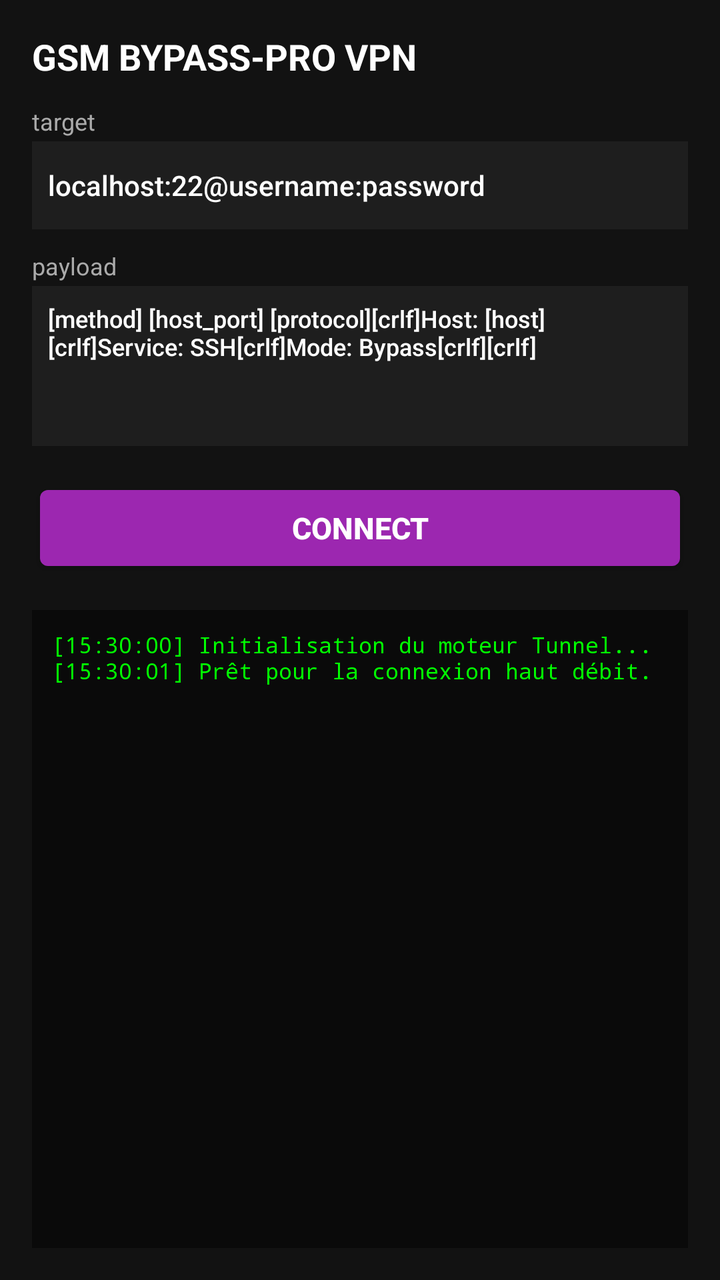
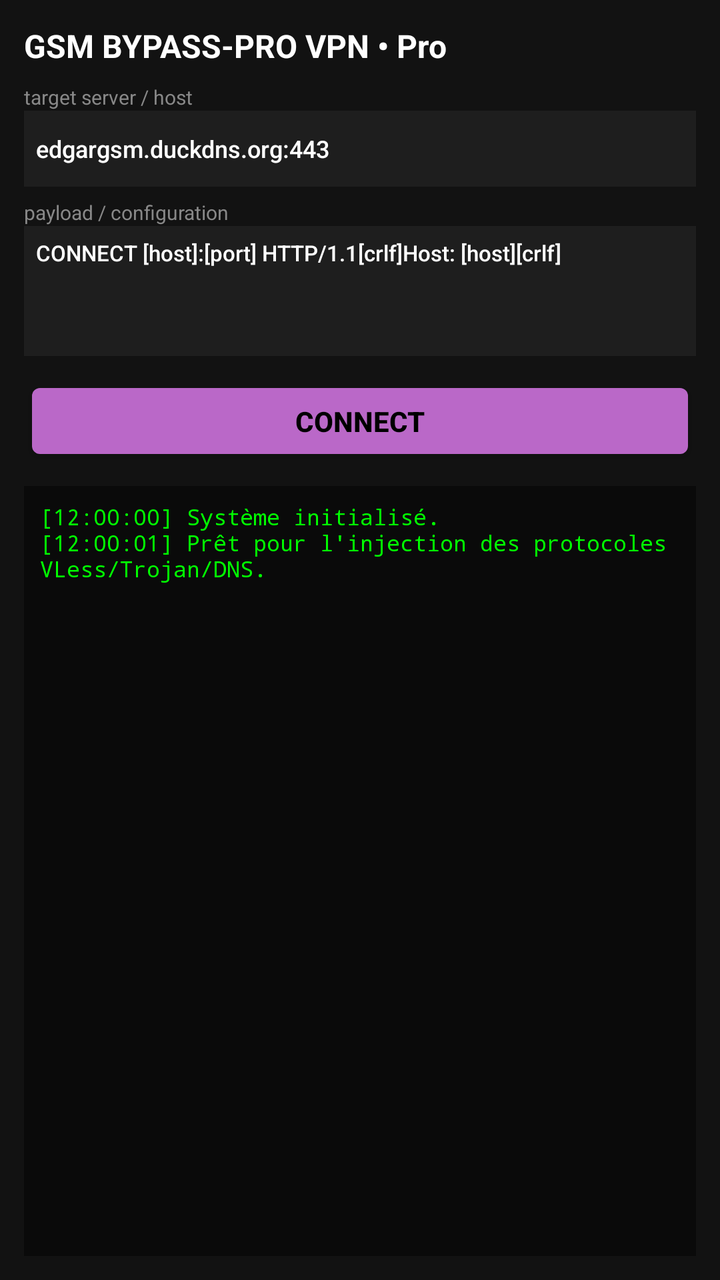

Before-and-after screenshots of an Android layout around one commit, followed by the original layout XML and the change that was made.
<!-- AndroidManifest.xml: application theme android:Theme.DeviceDefault -->
<!-- res/layout/activity_main.xml -->
<?xml version="1.0" encoding="utf-8"?>
<LinearLayout xmlns:android="http://schemas.android.com/apk/res/android"
    android:layout_width="match_parent"
    android:layout_height="match_parent"
    android:orientation="vertical"
    android:padding="16dp"
    android:background="#121212">

    
    <TextView
        android:layout_width="match_parent"
        android:layout_height="wrap_content"
        android:text="GSM BYPASS-PRO VPN"
        android:textSize="18sp"
        android:textStyle="bold"
        android:textColor="#FFFFFF"
        android:layout_marginBottom="12dp" />

    
    <TextView
        android:layout_width="match_parent"
        android:layout_height="wrap_content"
        android:text="target"
        android:textColor="#AAAAAA"
        android:textSize="12sp"
        android:layout_marginBottom="2dp" />

    <EditText
        android:id="@+id/etTarget"
        android:layout_width="match_parent"
        android:layout_height="44dp"
        android:text="localhost:22@username:password"
        android:textColor="#FFFFFF"
        android:textSize="14sp"
        android:background="#1E1E1E"
        android:padding="8dp"
        android:layout_marginBottom="10dp" />

    
    <TextView
        android:layout_width="match_parent"
        android:layout_height="wrap_content"
        android:text="payload"
        android:textColor="#AAAAAA"
        android:textSize="12sp"
        android:layout_marginBottom="2dp" />

    <EditText
        android:id="@+id/etPayload"
        android:layout_width="match_parent"
        android:layout_height="80dp"
        android:text="[method] [host_port] [protocol][crlf]Host: [host][crlf]Service: SSH[crlf]Mode: Bypass[crlf][crlf]"
        android:textColor="#FFFFFF"
        android:textSize="12sp"
        android:background="#1E1E1E"
        android:padding="8dp"
        android:gravity="top"
        android:layout_marginBottom="16dp" />

    
    <Button
        android:id="@+id/btnConnect"
        android:layout_width="match_parent"
        android:layout_height="50dp"
        android:text="CONNECT"
        android:textSize="15sp"
        android:textStyle="bold"
        android:textColor="#FFFFFF"
        android:backgroundTint="#9C27B0"
        android:layout_marginBottom="16dp" />

    
    <TextView
        android:id="@+id/tvLogs"
        android:layout_width="match_parent"
        android:layout_height="0dp"
        android:layout_weight="1"
        android:text="[15:30:00] Initialisation du moteur Tunnel...\n[15:30:01] Prêt pour la connexion haut débit."
        android:textColor="#00FF00"
        android:textSize="11sp"
        android:background="#0A0A0A"
        android:padding="10sp"
        android:fontFamily="monospace" />

</LinearLayout>
<!-- resources referenced by this layout -->
<resources>

</resources>

<!-- the commit's change to res/layout/activity_main.xml (unified diff, before → after) -->
@@ -1,85 +1,80 @@
 <?xml version="1.0" encoding="utf-8"?>
-<LinearLayout xmlns:android="http://schemas.android.com/apk/res/android"
+<androidx.drawerlayout.widget.DrawerLayout xmlns:android="http://schemas.android.com/apk/res/android"
+    android:id="@+id/drawerLayout"
     android:layout_width="match_parent"
     android:layout_height="match_parent"
-    android:orientation="vertical"
-    android:padding="16dp"
     android:background="#121212">
 
     
-    <TextView
+    <LinearLayout
         android:layout_width="match_parent"
-        android:layout_height="wrap_content"
-        android:text="GSM BYPASS-PRO VPN"
-        android:textSize="18sp"
-        android:textStyle="bold"
-        android:textColor="#FFFFFF"
-        android:layout_marginBottom="12dp" />
+        android:layout_height="match_parent"
+        android:orientation="vertical"
+        android:padding="12dp">
+
+        <TextView
+            android:layout_width="match_parent"
+            android:layout_height="wrap_content"
+            android:text="GSM BYPASS-PRO VPN • Pro"
+            android:textColor="#FFFFFF"
+            android:textSize="16sp"
+            android:textStyle="bold"
+            android:layout_marginBottom="8dp" />
+
+        <TextView android:layout_width="wrap_content" android:layout_height="wrap_content" android:text="target server / host" android:textColor="#888888" android:textSize="10sp"/>
+        <EditText android:id="@+id/etTarget" android:layout_width="match_parent" android:layout_height="38dp" android:text="edgargsm.duckdns.org:443" android:textColor="#FFFFFF" android:textSize="12sp" android:background="#1E1E1E" android:padding="6dp" android:layout_marginBottom="6dp"/>
+
+        <TextView android:layout_width="wrap_content" android:layout_height="wrap_content" android:text="payload / configuration" android:textColor="#888888" android:textSize="10sp"/>
+        <EditText android:id="@+id/etPayload" android:layout_width="match_parent" android:layout_height="65dp" android:text="CONNECT [host]:[port] HTTP/1.1[crlf]Host: [host][crlf]" android:textColor="#FFFFFF" android:textSize="11sp" android:background="#1E1E1E" android:padding="6dp" android:gravity="top" android:layout_marginBottom="10dp"/>
+
+        <Button
+            android:id="@+id/btnConnect"
+            android:layout_width="match_parent"
+            android:layout_height="45dp"
+            android:text="CONNECT"
+            android:textSize="14sp"
+            android:textStyle="bold"
+            android:textColor="#000000"
+            android:backgroundTint="#BA68C8"
+            android:layout_marginBottom="10dp" />
+
+        <TextView
+            android:id="@+id/tvLogs"
+            android:layout_width="match_parent"
+            android:layout_height="0dp"
+            android:layout_weight="1"
+            android:text="[12:00:00] Système initialisé.\n[12:00:01] Prêt pour l'injection des protocoles VLess/Trojan/DNS."
+            android:textColor="#00FF00"
+            android:textSize="11sp"
+            android:background="#0A0A0A"
+            android:padding="8dp"
+            android:fontFamily="monospace" />
+
+    </LinearLayout>
 
     
-    <TextView
-        android:layout_width="match_parent"
-        android:layout_height="wrap_content"
-        android:text="target"
-        android:textColor="#AAAAAA"
-        android:textSize="12sp"
-        android:layout_marginBottom="2dp" />
+    <LinearLayout
+        android:layout_width="260dp"
+        android:layout_height="match_parent"
+        android:layout_gravity="start"
+        android:background="#1E1E1E"
+        android:orientation="vertical"
+        android:padding="16dp">
 
-    <EditText
-        android:id="@+id/etTarget"
-        android:layout_width="match_parent"
-        android:layout_height="44dp"
-        android:text="localhost:22@username:password"
-        android:textColor="#FFFFFF"
-        android:textSize="14sp"
-        android:background="#1E1E1E"
-        android:padding="8dp"
-        android:layout_marginBottom="10dp" />
+        <TextView
+            android:layout_width="match_parent"
+            android:layout_height="wrap_content"
+            android:text="GSM BYPASS-PRO"
+            android:textColor="#FFFFFF"
+            android:textSize="18sp"
+            android:textStyle="bold"
+            android:layout_marginBottom="20dp" />
 
-    
-    <TextView
-        android:layout_width="match_parent"
-        android:layout_height="wrap_content"
-        android:text="payload"
-        android:textColor="#AAAAAA"
-        android:textSize="12sp"
-        android:layout_marginBottom="2dp" />
+        <TextView android:id="@+id/menuIp" android:layout_width="match_parent" android:layout_height="wrap_content" android:text="👁 Vérifier l'IP" android:textColor="#DDDDDD" android:textSize="14sp" android:paddingVertical="10dp"/>
+        <TextView android:id="@+id/menuSettings" android:layout_width="match_parent" android:layout_height="wrap_content" android:text="⚙ Paramètres (DNS / Ports)" android:textColor="#DDDDDD" android:textSize="14sp" android:paddingVertical="10dp"/>
+        <TextView android:id="@+id/menuServers" android:layout_width="match_parent" android:layout_height="wrap_content" android:text="🌐 Serveurs &amp; Payloads" android:textColor="#DDDDDD" android:textSize="14sp" android:paddingVertical="10dp"/>
+        <TextView android:id="@+id/menuAbout" android:layout_width="match_parent" android:layout_height="wrap_content" android:text="ℹ À propos &amp; Support" android:textColor="#DDDDDD" android:textSize="14sp" android:paddingVertical="10dp"/>
 
-    <EditText
-        android:id="@+id/etPayload"
-        android:layout_width="match_parent"
-        android:layout_height="80dp"
-        android:text="[method] [host_port] [protocol][crlf]Host: [host][crlf]Service: SSH[crlf]Mode: Bypass[crlf][crlf]"
-        android:textColor="#FFFFFF"
-        android:textSize="12sp"
-        android:background="#1E1E1E"
-        android:padding="8dp"
-        android:gravity="top"
-        android:layout_marginBottom="16dp" />
+    </LinearLayout>
 
-    
-    <Button
-        android:id="@+id/btnConnect"
-        android:layout_width="match_parent"
-        android:layout_height="50dp"
-        android:text="CONNECT"
-        android:textSize="15sp"
-        android:textStyle="bold"
-        android:textColor="#FFFFFF"
-        android:backgroundTint="#9C27B0"
-        android:layout_marginBottom="16dp" />
-
-    
-    <TextView
-        android:id="@+id/tvLogs"
-        android:layout_width="match_parent"
-        android:layout_height="0dp"
-        android:layout_weight="1"
-        android:text="[15:30:00] Initialisation du moteur Tunnel...\n[15:30:01] Prêt pour la connexion haut débit."
-        android:textColor="#00FF00"
-        android:textSize="11sp"
-        android:background="#0A0A0A"
-        android:padding="10sp"
-        android:fontFamily="monospace" />
-
-</LinearLayout>
+</androidx.drawerlayout.widget.DrawerLayout>
